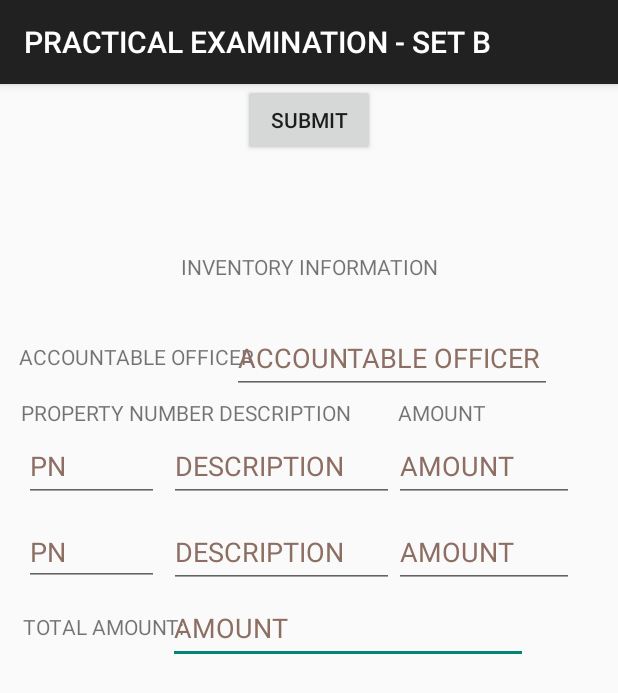
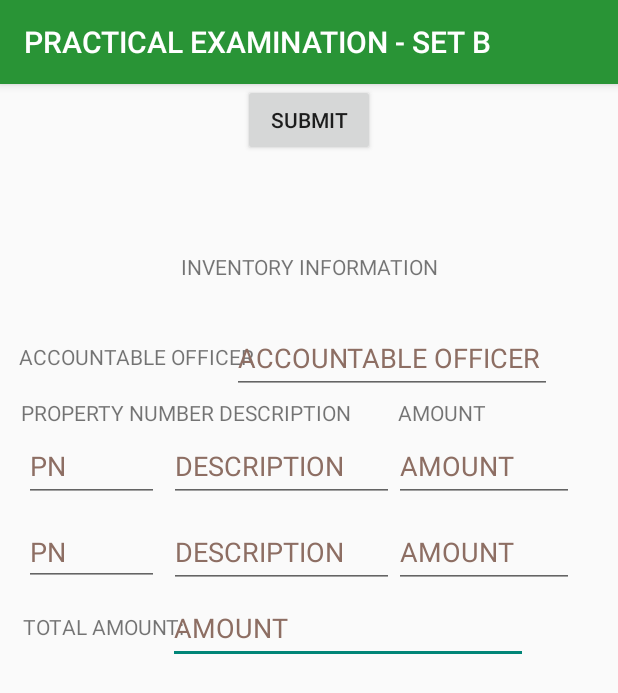
Before and after one commit to froilaaaaan1/Intro_To_Views_Aquino, an Android app: the screen it shows after launch (MainActivity), on a phone screen of 412 x 824 dp. Shown: the top 693 px of the screen. Run offline under Robolectric (Android 15) with nearby library versions, the phone set to English and light mode, and no system bars.

Commit message:
update point #6 custom action bar's color

```diff
--- a/app/src/main/java/com/example/intro_to_views_aquino/MainActivity.java
+++ b/app/src/main/java/com/example/intro_to_views_aquino/MainActivity.java
@@ -1,7 +1,9 @@
 package com.example.intro_to_views_aquino;
 
+import androidx.appcompat.app.ActionBar;
 import androidx.appcompat.app.AppCompatActivity;
 
+import android.graphics.drawable.ColorDrawable;
 import android.os.Bundle;
 
 public class MainActivity extends AppCompatActivity {
@@ -10,5 +12,9 @@ public class MainActivity extends AppCompatActivity {
     protected void onCreate(Bundle savedInstanceState) {
         super.onCreate(savedInstanceState);
         setContentView(R.layout.activity_main);
+        ActionBar actionBarObject = getSupportActionBar();
+        if(actionBarObject != null) {
+            actionBarObject.setBackgroundDrawable(new ColorDrawable(getResources().getColor(R.color.action)));
+        }
     }
 }
```
